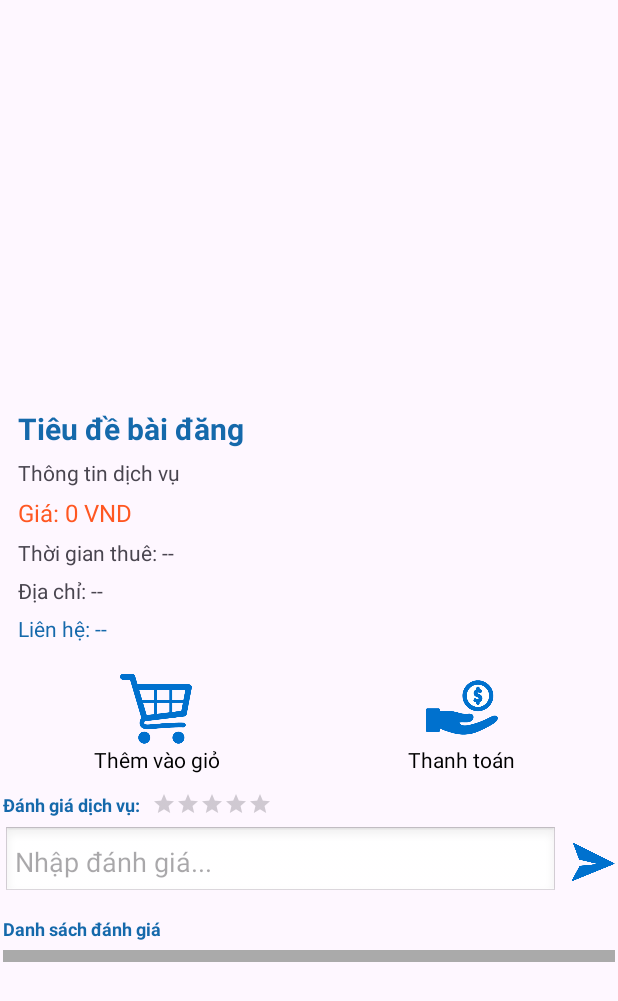
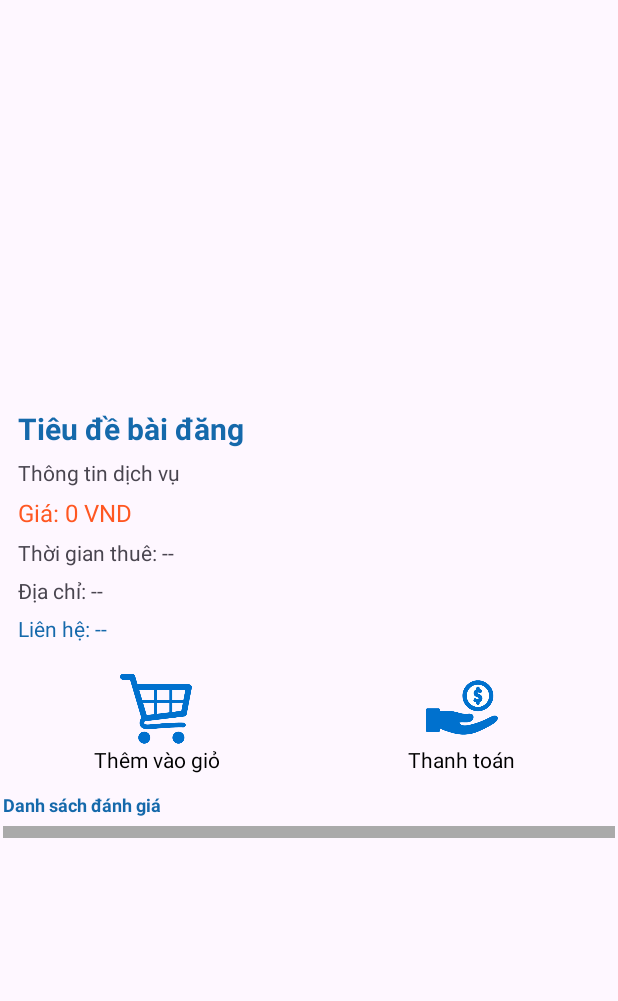
Before and after one commit to Haa-1/Update-MekongGo, an Android app: the PostDetailActivity screen opened directly, with no data from a screen before it, on a phone screen of 412 x 824 dp. Shown: the top 1001 px of the screen. Run offline under Robolectric (Android 15) with nearby library versions, the phone set to English and light mode, and no system bars; our stand-ins replace Firebase (no records; nobody signed in at launch, a user with empty details on screens opened directly); pictures from the network do not load; 1 statement that could not run was skipped.

Commit message:
Chỉnh sửa code cho phù hợp

```diff
--- a/app/src/main/res/layout/activity_post_detail.xml
+++ b/app/src/main/res/layout/activity_post_detail.xml
@@ -135,64 +135,6 @@
 
             </LinearLayout>
 
-            <!-- ⭐ Review Section -->
-            <LinearLayout
-                android:layout_width="match_parent"
-                android:layout_height="wrap_content"
-                android:orientation="horizontal"
-                android:gravity="center_vertical"
-                android:layout_marginTop="12dp">
-
-                <TextView
-                    android:layout_width="wrap_content"
-                    android:layout_height="wrap_content"
-                    android:text="Đánh giá dịch vụ:"
-                    android:textSize="12sp"
-                    android:textColor="#1569AB"
-                    android:textStyle="bold"
-                    android:layout_marginEnd="8dp"/>
-
-                <RatingBar
-                    android:id="@+id/ratingBar"
-                    android:layout_width="wrap_content"
-                    android:layout_height="wrap_content"
-                    android:numStars="5"
-                    android:stepSize="0.5"
-                    android:scaleX="1.0"
-                    android:scaleY="1.0"
-                    android:isIndicator="false"
-                    style="?android:attr/ratingBarStyleSmall"/>
-
-            </LinearLayout>
-
-            <!-- 📝 Review Input -->
-            <LinearLayout
-                android:layout_width="match_parent"
-                android:layout_height="wrap_content"
-                android:orientation="horizontal"
-                android:gravity="center_vertical"
-                android:layout_marginTop="6dp">
-
-                <EditText
-                    android:id="@+id/edtReview"
-                    android:layout_width="0dp"
-                    android:layout_height="wrap_content"
-                    android:layout_weight="1"
-                    android:hint="Nhập đánh giá..."
-                    android:textColor="#1569AB"
-                    android:background="@android:drawable/edit_text"
-                    android:padding="8dp"
-                    android:layout_marginEnd="8dp"/>
-
-                <ImageButton
-                    android:id="@+id/btnSubmitReview"
-                    android:layout_width="30dp"
-                    android:layout_height="30dp"
-                    android:background="?attr/selectableItemBackgroundBorderless"
-                    android:scaleType="centerInside"
-                    android:src="@drawable/ic_send"
-                    android:contentDescription="Gửi đánh giá"/>
-            </LinearLayout>
 
             <!-- 📝 Review List -->
             <TextView
```
Also changed, not shown: app/src/main/java/com/example/researchproject/Post/PostDetailActivity.java (+4 -57 lines).
